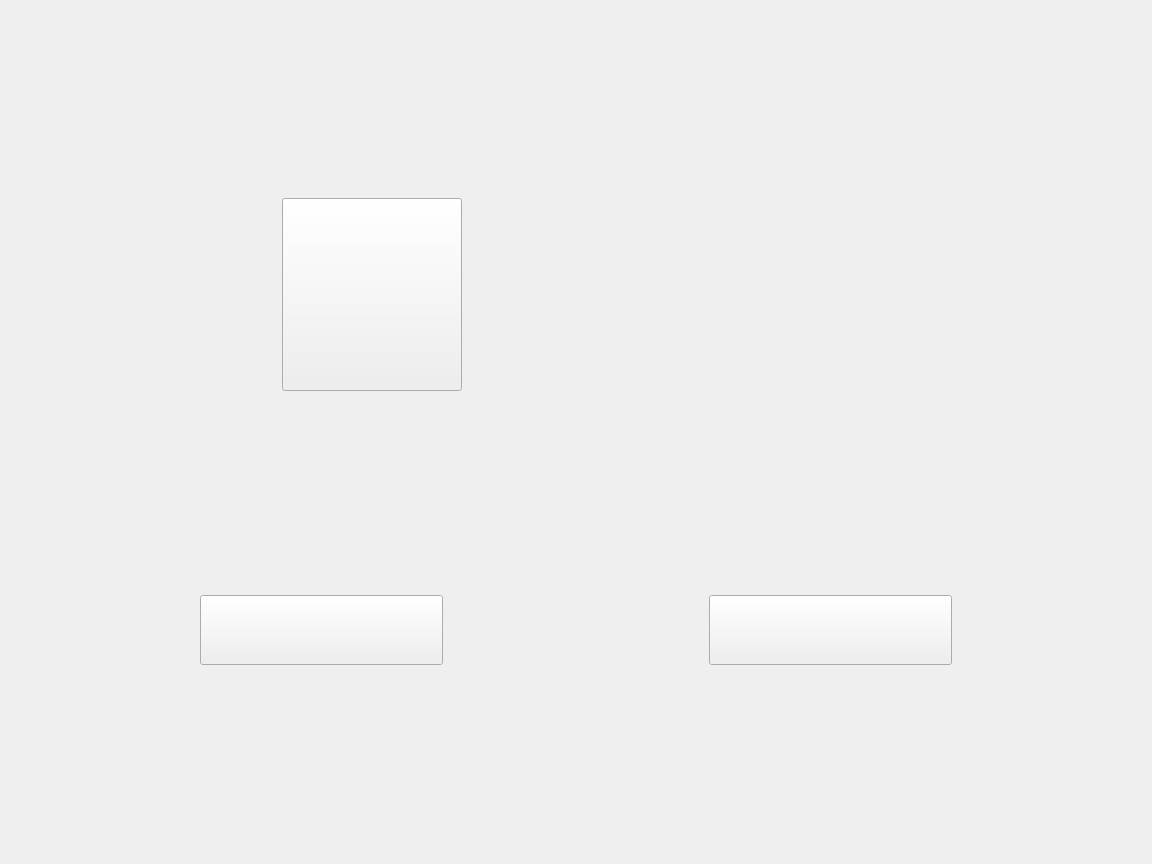
Before: the Qt Designer form Recording.ui in AbracaSora/Voice2Draw, drawn with Qt 5.
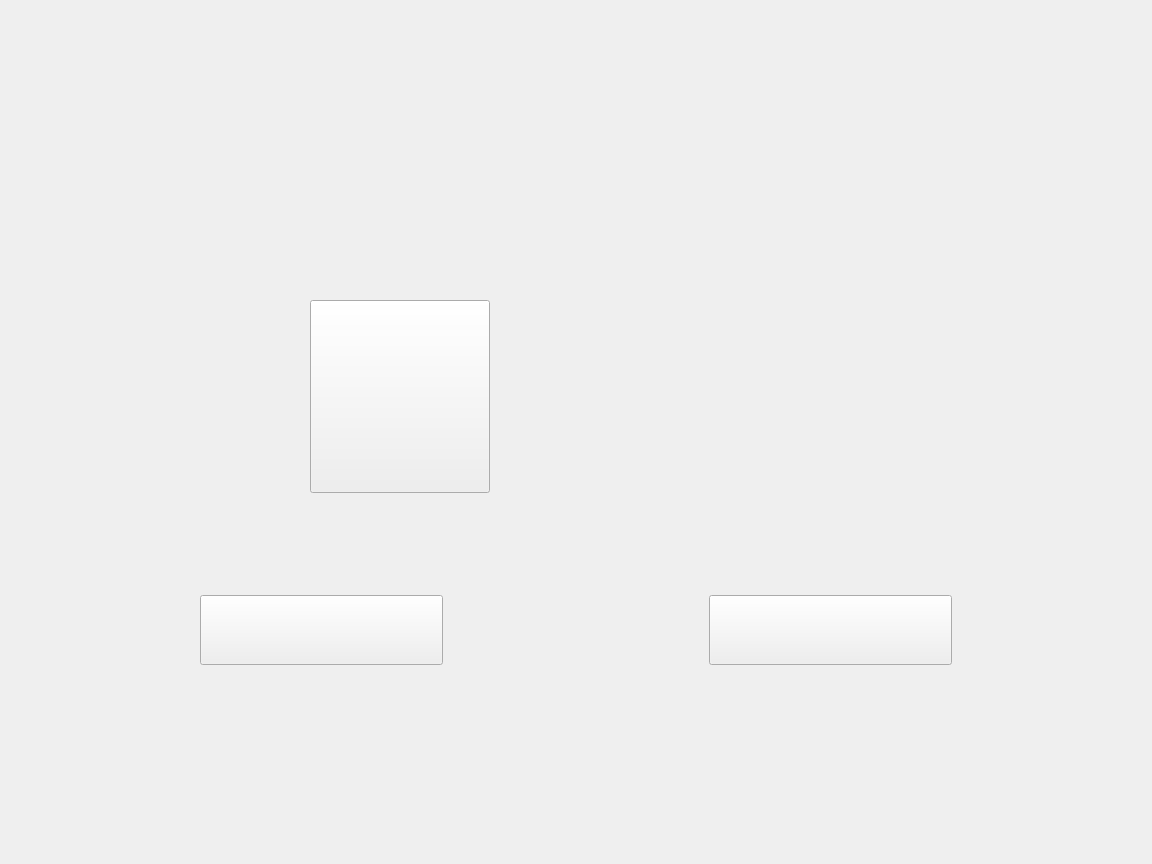
After: the same form once the commit is applied. Icons and pictures are not drawn.

The edit to the form file:
```diff
--- a/Recording.ui
+++ b/Recording.ui
@@ -51,8 +51,8 @@
   <widget class="QPushButton" name="iconButton">
    <property name="geometry">
     <rect>
-     <x>282</x>
-     <y>198</y>
+     <x>310</x>
+     <y>300</y>
      <width>180</width>
      <height>193</height>
     </rect>
```
Left out of the diff: 6 changed lines with no effect on the pictures.
